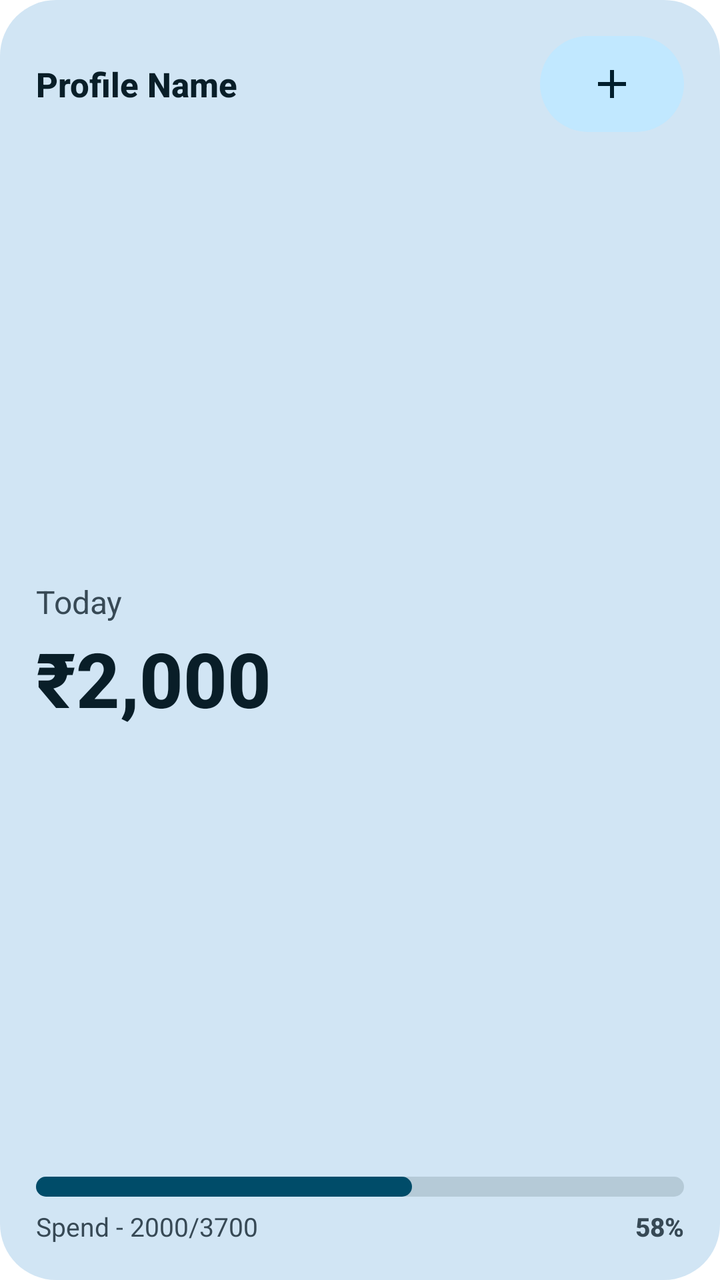
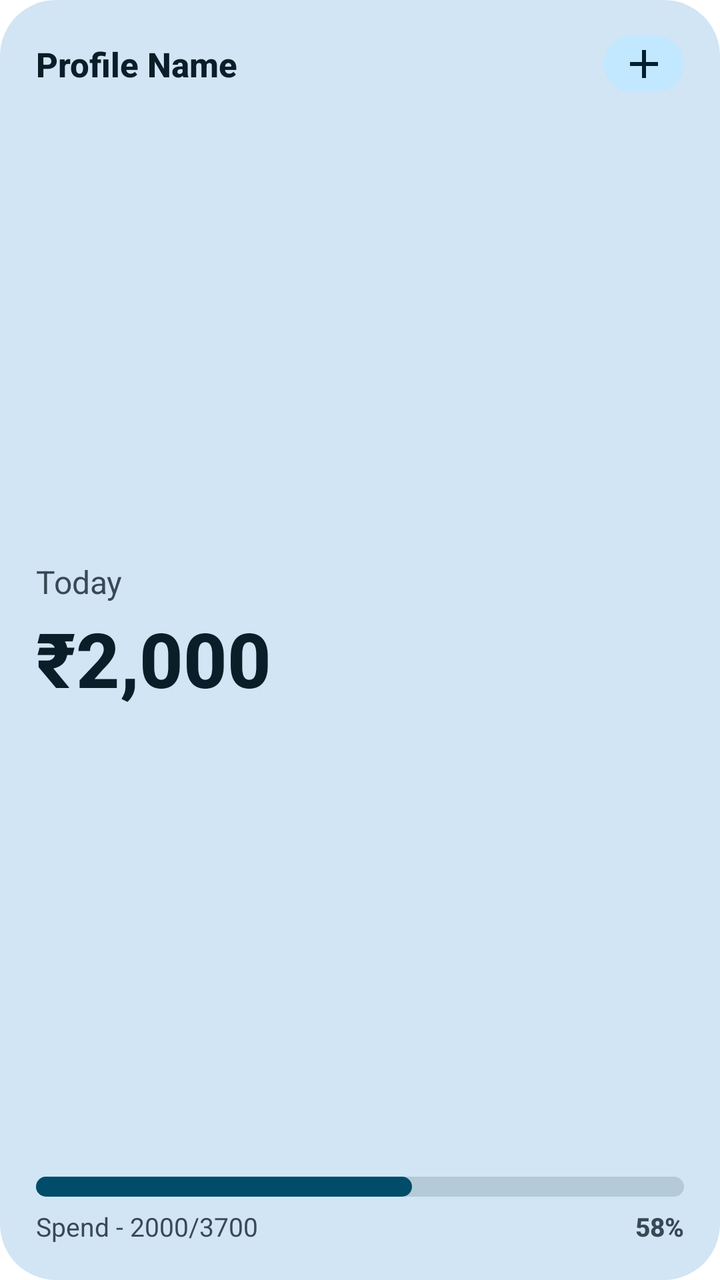

Compare the two renders of this Android layout. The source of the first and the diff that turns it into the second are given below.
<!-- AndroidManifest.xml: fallback theme Theme.MaterialComponents.DayNight.NoActionBar -->
<!-- res/layout/widget_expense_tracker_small.xml -->
<?xml version="1.0" encoding="utf-8"?>
<FrameLayout xmlns:android="http://schemas.android.com/apk/res/android"
    android:layout_width="match_parent"
    android:layout_height="match_parent">

    <LinearLayout
        android:id="@+id/widget_root"
        android:layout_width="match_parent"
        android:layout_height="match_parent"
        android:background="@drawable/widget_background_expense"
        android:clickable="true"
        android:focusable="true"
        android:orientation="vertical"
        android:paddingStart="18dp"
        android:paddingTop="18dp"
        android:paddingEnd="18dp"
        android:paddingBottom="18dp">

        
        <LinearLayout
            android:layout_width="match_parent"
            android:layout_height="wrap_content"
            android:gravity="center_vertical"
            android:orientation="horizontal">

            <TextView
                android:id="@+id/widget_company_name"
                android:layout_width="0dp"
                android:layout_height="wrap_content"
                android:layout_weight="1"
                android:ellipsize="end"
                android:fontFamily="sans-serif-medium"
                android:maxLines="1"
                android:text="Profile Name"
                android:textColor="@color/widget_expense_text"
                android:textSize="17sp"
                android:textStyle="bold" />

            <ImageView
                android:id="@+id/widget_expense_add_button"
                android:layout_width="72dp"
                android:layout_height="48dp"
                android:layout_marginStart="8dp"
                android:background="@drawable/widget_add_pill"
                android:paddingHorizontal="24dp"
                android:paddingVertical="12dp"
                android:clickable="true"
                android:contentDescription="Add Expense"
                android:focusable="true"
                android:src="@drawable/ic_widget_add" />
        </LinearLayout>

        <FrameLayout
            android:layout_width="match_parent"
            android:layout_height="0dp"
            android:layout_weight="1" />

        
        <TextView
            android:id="@+id/widget_today_label"
            android:layout_width="wrap_content"
            android:layout_height="wrap_content"
            android:fontFamily="sans-serif"
            android:text="Today"
            android:textColor="@color/widget_expense_subtext"
            android:textSize="16sp" />

        
        <TextView
            android:id="@+id/widget_today_amount"
            android:layout_width="match_parent"
            android:layout_height="wrap_content"
            android:layout_marginTop="2dp"
            android:autoSizeMaxTextSize="42sp"
            android:autoSizeMinTextSize="18sp"
            android:autoSizeStepGranularity="1sp"
            android:autoSizeTextType="uniform"
            android:fontFamily="sans-serif-medium"
            android:maxLines="1"
            android:text="₹2,000"
            android:textColor="@color/widget_expense_text"
            android:textSize="38sp"
            android:textStyle="bold" />

        <FrameLayout
            android:layout_width="match_parent"
            android:layout_height="0dp"
            android:layout_weight="1" />

        
        <ProgressBar
            android:id="@+id/widget_expense_progress_bar"
            style="?android:attr/progressBarStyleHorizontal"
            android:layout_width="match_parent"
            android:layout_height="10dp"
            android:max="100"
            android:progress="58"
            android:progressDrawable="@drawable/widget_progress_bar_expense" />

        
        <LinearLayout
            android:layout_width="match_parent"
            android:layout_height="wrap_content"
            android:layout_marginTop="6dp"
            android:gravity="center_vertical"
            android:orientation="horizontal">

            <TextView
                android:id="@+id/widget_expense_spend_progress"
                android:layout_width="0dp"
                android:layout_height="wrap_content"
                android:layout_weight="1"
                android:ellipsize="end"
                android:fontFamily="sans-serif"
                android:maxLines="1"
                android:text="Spend - 2000/3700"
                android:textColor="@color/widget_expense_subtext"
                android:textSize="13sp" />

            <TextView
                android:id="@+id/widget_expense_spend_percent"
                android:layout_width="wrap_content"
                android:layout_height="wrap_content"
                android:fontFamily="sans-serif-medium"
                android:text="58%"
                android:textColor="@color/widget_expense_subtext"
                android:textSize="13sp"
                android:textStyle="bold" />
        </LinearLayout>

    </LinearLayout>
</FrameLayout>
<!-- resources referenced by this layout -->
<resources>
  <color name="widget_expense_subtext">@color/widget_on_surface_variant</color>
  <color name="widget_expense_text">@color/widget_on_surface</color>
  <!-- drawable ic_widget_add (drawable) -->
  <?xml version="1.0" encoding="utf-8"?>
  <vector xmlns:android="http://schemas.android.com/apk/res/android"
      android:width="24dp"
      android:height="24dp"
      android:viewportWidth="24"
      android:viewportHeight="24">
      <path
          android:fillColor="@color/widget_on_add"
          android:pathData="M19,13h-6v6h-2v-6H5v-2h6V5h2v6h6v2z" />
  </vector>
  <!-- drawable widget_add_pill (drawable) -->
  <?xml version="1.0" encoding="utf-8"?>
  <shape xmlns:android="http://schemas.android.com/apk/res/android"
      android:shape="rectangle">
      <corners android:radius="24dp" />
      <solid android:color="@color/widget_add_background" />
  </shape>
  <!-- drawable widget_background_expense (drawable) -->
  <?xml version="1.0" encoding="utf-8"?>
  <shape xmlns:android="http://schemas.android.com/apk/res/android"
      android:shape="rectangle">
      <corners android:radius="28dp" />
      <solid android:color="@color/widget_expense_bg" />
  </shape>
  <!-- drawable widget_progress_bar_expense (drawable) -->
  <?xml version="1.0" encoding="utf-8"?>
  <layer-list xmlns:android="http://schemas.android.com/apk/res/android">
      <item android:id="@android:id/background">
          <shape android:shape="rectangle">
              <corners android:radius="8dp" />
              <solid android:color="@color/widget_expense_track" />
          </shape>
      </item>
      <item android:id="@android:id/progress">
          <scale android:scaleWidth="100%">
              <shape android:shape="rectangle">
                  <corners android:radius="8dp" />
                  <solid android:color="@color/widget_expense_fill" />
              </shape>
          </scale>
      </item>
  </layer-list>
  <color name="widget_on_surface_variant">#4A463F</color>
  <color name="widget_on_surface">#1D1B16</color>
  <color name="widget_on_add">#001B3C</color>
  <color name="widget_add_background">#D5E3FF</color>
  <color name="widget_expense_bg">@color/widget_bg</color>
  <color name="widget_expense_track">@color/widget_container_tonal</color>
  <color name="widget_expense_fill">@color/widget_inflow_indicator</color>
  <color name="widget_bg">#F2EDE8</color>
  <color name="widget_container_tonal">#E5DFD9</color>
  <color name="widget_inflow_indicator">#2D6A4F</color>
</resources>

<!-- the commit's change to res/layout/widget_expense_tracker_small.xml (unified diff, before → after) -->
@@ -38,15 +38,14 @@
 
             <ImageView
                 android:id="@+id/widget_expense_add_button"
-                android:layout_width="72dp"
-                android:layout_height="48dp"
+                android:layout_width="40dp"
+                android:layout_height="28dp"
                 android:layout_marginStart="8dp"
                 android:background="@drawable/widget_add_pill"
-                android:paddingHorizontal="24dp"
-                android:paddingVertical="12dp"
                 android:clickable="true"
                 android:contentDescription="Add Expense"
                 android:focusable="true"
+                android:scaleType="centerInside"
                 android:src="@drawable/ic_widget_add" />
         </LinearLayout>
 
